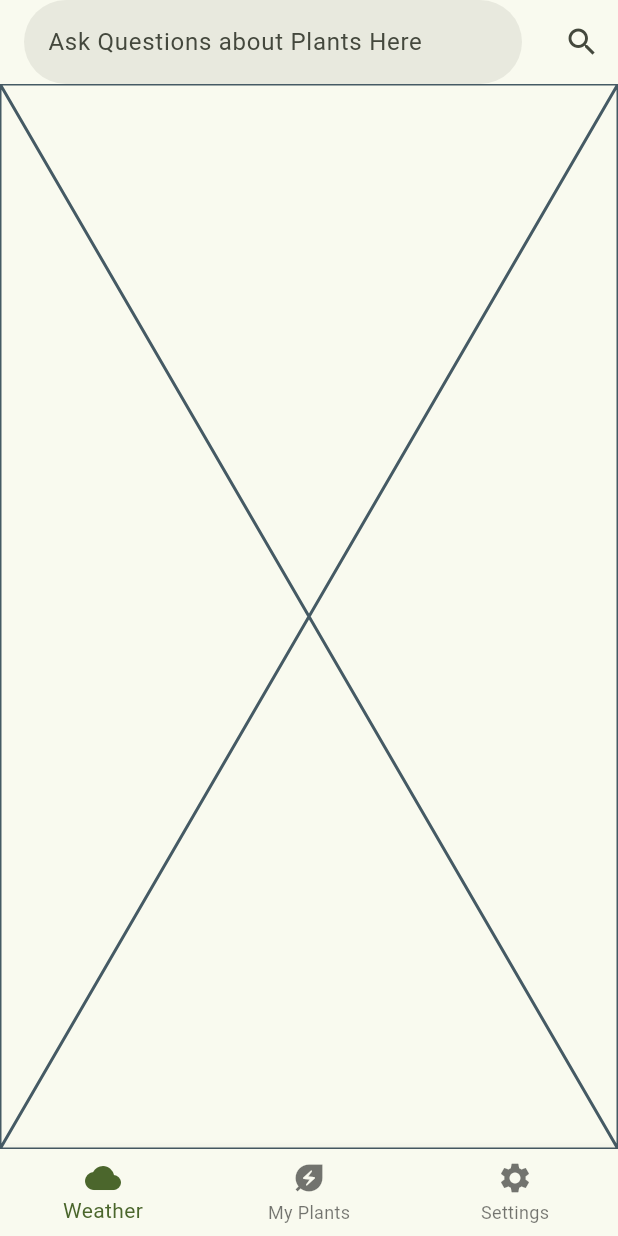
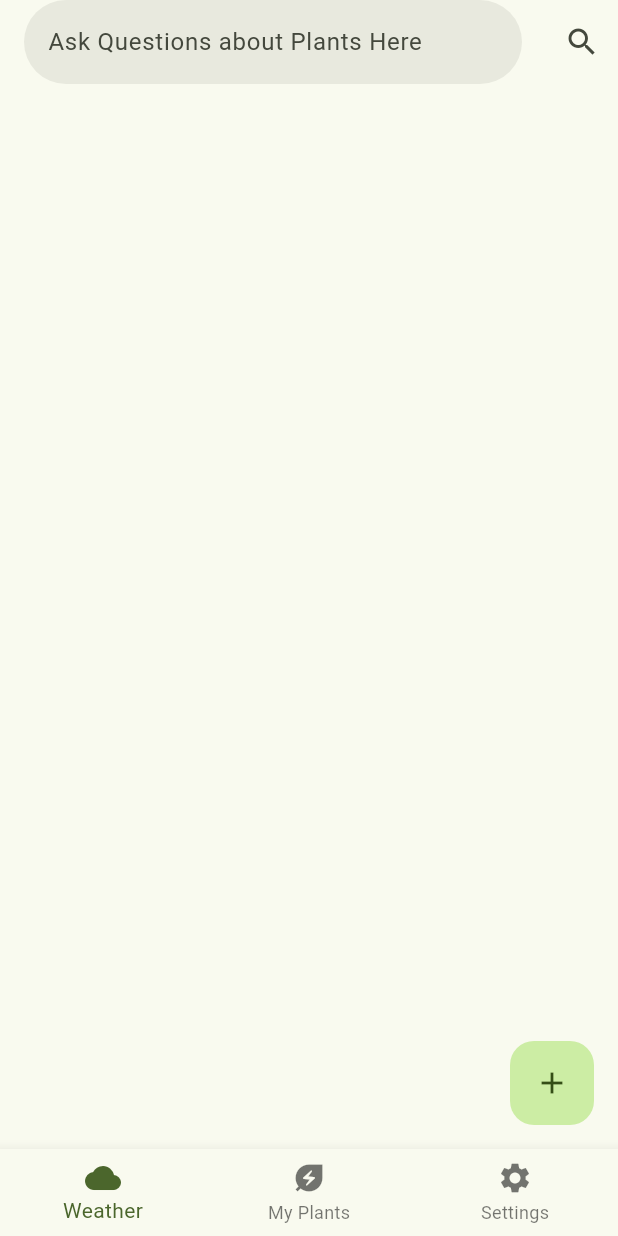
Before and after one commit to AaravBhatt1/weather_app, a Flutter app: the screen it shows after launch, on a phone screen of 412 x 824 dp. Run offline on Flutter 3.47's test engine with Material 3 defaults, Android fonts, the light colour scheme and no system bars.

Commit message:
Renamed Stuff

```diff
--- a/lib/Pages/pagenavigation.dart
+++ b/lib/Pages/pagenavigation.dart
@@ -1,7 +1,7 @@
 import 'package:flutter/material.dart';
+import 'package:weather_app/Pages/weatherpage.dart';
 import 'package:weather_app/Widgets/searchbar.dart';
 
-//TODO: Rename (maybe) and make actual homepage what's in the container
 class PageNavigation extends StatelessWidget {
   const PageNavigation({super.key});
 
@@ -14,7 +14,7 @@ class PageNavigation extends StatelessWidget {
           IconButton(onPressed: () {}, icon: const Icon(Icons.search))
         ],
       ),
-      body: const Placeholder(),
+      body: const WeatherPage(), // TODO: Make dynamic
       bottomNavigationBar: BottomNavigationBar(
         items: const [
           BottomNavigationBarItem(icon: Icon(Icons.cloud), label: "Weather"),
--- /dev/null
+++ b/lib/Pages/weatherpage.dart
@@ -0,0 +1,15 @@
+import 'package:flutter/material.dart';
+
+class WeatherPage extends StatelessWidget {
+  const WeatherPage({super.key});
+
+  @override
+  Widget build(BuildContext context) {
+    return Scaffold(
+      floatingActionButton: FloatingActionButton(
+        child: const Icon(Icons.add),
+        onPressed: () {},
+      ),
+    );
+  }
+}
--- a/lib/main.dart
+++ b/lib/main.dart
@@ -18,7 +18,9 @@ class MyApp extends StatelessWidget {
         useMaterial3: true,
         searchBarTheme: const SearchBarThemeData(
           elevation: WidgetStatePropertyAll(0),
-
+        ),
+        floatingActionButtonTheme: const FloatingActionButtonThemeData(
+          elevation: 0,
         )
       ),
       home: const PageNavigation(),
```
